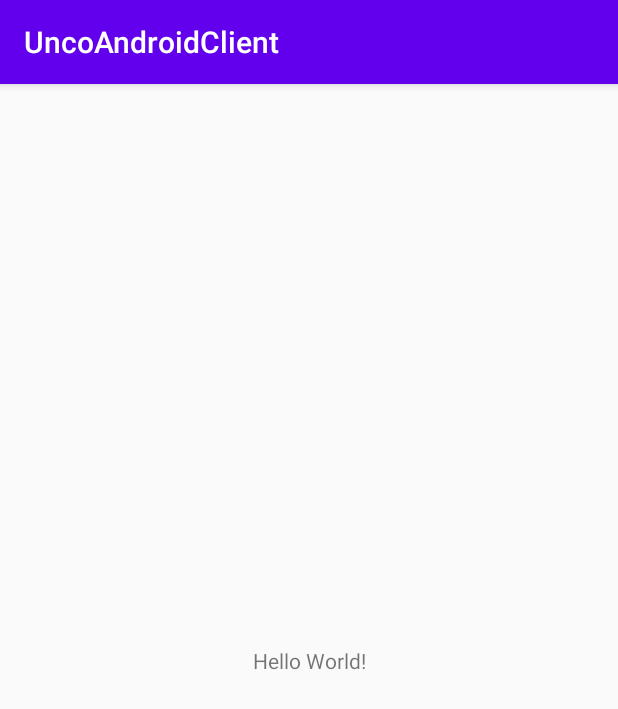
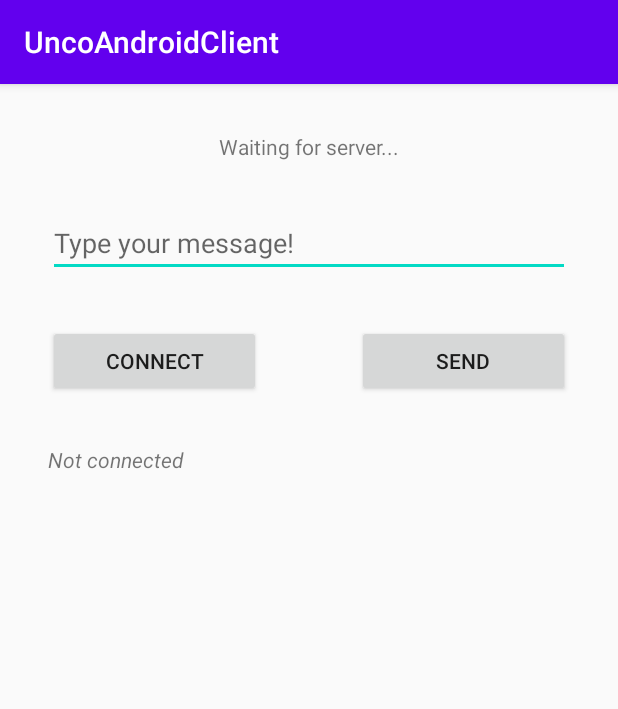
Before and after one commit to Et3rnauta/UncoAndroidLabProg, an Android app: the screen it shows after launch (MainActivity), on a phone screen of 412 x 824 dp. Shown: the top 709 px of the screen. Run offline under Robolectric (Android 15) with nearby library versions, the phone set to English and light mode, and no system bars.

Commit message:
Agregar Conexion y crear layout inicial

```diff
--- a/UncoAndroidClient/app/src/main/res/layout/activity_main.xml
+++ b/UncoAndroidClient/app/src/main/res/layout/activity_main.xml
@@ -7,12 +7,68 @@
     tools:context=".MainActivity">
 
     <TextView
+        android:id="@+id/txtv_output"
         android:layout_width="wrap_content"
         android:layout_height="wrap_content"
-        android:text="Hello World!"
-        app:layout_constraintBottom_toBottomOf="parent"
-        app:layout_constraintLeft_toLeftOf="parent"
-        app:layout_constraintRight_toRightOf="parent"
+        android:layout_marginTop="32dp"
+        android:text="@string/txtv_output"
+        app:layout_constraintEnd_toEndOf="parent"
+        app:layout_constraintStart_toStartOf="parent"
         app:layout_constraintTop_toTopOf="parent" />
 
+    <EditText
+        android:id="@+id/ptxt_input"
+        android:layout_width="0dp"
+        android:layout_height="wrap_content"
+        android:layout_marginStart="32dp"
+        android:layout_marginLeft="32dp"
+        android:layout_marginTop="32dp"
+        android:layout_marginEnd="32dp"
+        android:layout_marginRight="32dp"
+        android:ems="10"
+        android:hint="@string/ptxt_input"
+        android:inputType="textPersonName"
+        app:layout_constraintEnd_toEndOf="parent"
+        app:layout_constraintStart_toStartOf="parent"
+        app:layout_constraintTop_toBottomOf="@+id/txtv_output" />
+
+    <Button
+        android:id="@+id/btn_connect"
+        android:layout_width="0dp"
+        android:layout_height="wrap_content"
+        android:layout_marginStart="32dp"
+        android:layout_marginLeft="32dp"
+        android:layout_marginTop="32dp"
+        android:layout_marginEnd="32dp"
+        android:layout_marginRight="32dp"
+        android:text="Connect"
+        app:layout_constraintEnd_toStartOf="@+id/btn_send"
+        app:layout_constraintStart_toStartOf="parent"
+        app:layout_constraintTop_toBottomOf="@+id/ptxt_input" />
+
+    <Button
+        android:id="@+id/btn_send"
+        android:layout_width="0dp"
+        android:layout_height="wrap_content"
+        android:layout_marginStart="32dp"
+        android:layout_marginLeft="32dp"
+        android:layout_marginTop="32dp"
+        android:layout_marginEnd="32dp"
+        android:layout_marginRight="32dp"
+        android:text="Send"
+        app:layout_constraintEnd_toEndOf="parent"
+        app:layout_constraintStart_toEndOf="@+id/btn_connect"
+        app:layout_constraintTop_toBottomOf="@+id/ptxt_input" />
+
+    <TextView
+        android:id="@+id/txtv_status"
+        android:layout_width="wrap_content"
+        android:layout_height="wrap_content"
+        android:layout_marginStart="32dp"
+        android:layout_marginLeft="32dp"
+        android:layout_marginTop="32dp"
+        android:text="@string/txtv_status"
+        android:textStyle="italic"
+        app:layout_constraintStart_toStartOf="parent"
+        app:layout_constraintTop_toBottomOf="@+id/btn_connect" />
 </androidx.constraintlayout.widget.ConstraintLayout>
--- a/UncoAndroidClient/app/src/main/res/values/strings.xml
+++ b/UncoAndroidClient/app/src/main/res/values/strings.xml
@@ -1,3 +1,6 @@
 <resources>
     <string name="app_name">UncoAndroidClient</string>
+    <string name="txtv_output">Waiting for server...</string>
+    <string name="ptxt_input">Type your message!</string>
+    <string name="txtv_status">Not connected</string>
 </resources>
```
Also changed, not shown: UncoAndroidClient/app/src/main/java/com/example/uncoandroidclient/Conexion/ClientConnector.java (added, +35 -0 lines), UncoAndroidClient/app/src/main/java/com/example/uncoandroidclient/Conexion/ConnectionRequestHandler.java (added, +12 -0 lines), UncoAndroidClient/app/src/main/java/com/example/uncoandroidclient/Conexion/Connector.java (added, +111 -0 lines), UncoAndroidClient/app/src/main/java/com/example/uncoandroidclient/Conexion/MessageListener.java (added, +63 -0 lines), UncoAndroidClient/app/src/main/java/com/example/uncoandroidclient/Conexion/MessageRequest.java (added, +49 -0 lines), UncoAndroidClient/app/src/main/java/com/example/uncoandroidclient/Conexion/ServerConnector.java (added, +11 -0 lines), UncoAndroidClient/app/src/main/java/com/example/uncoandroidclient/Conexion/ServerController.java (added, +88 -0 lines).
